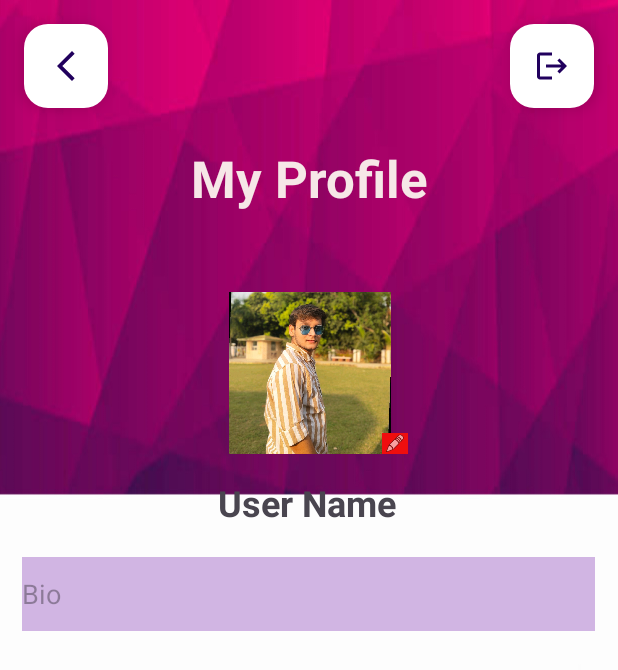
After one commit to atulbadole/SocialMediaApp, an Android app: the layout activity_profile_page.xml on its own in the app's theme, with its tools: preview values and no code run, on a phone screen of 412 x 824 dp. The commit adds this screen. Shown: the top 670 px of the screen. Run offline under Robolectric (Android 15) with nearby library versions, the phone set to English and light mode, and no system bars.

Commit message:
Edit Profile Page

```diff
--- a/app/src/main/AndroidManifest.xml
+++ b/app/src/main/AndroidManifest.xml
@@ -1,7 +1,9 @@
 <?xml version="1.0" encoding="utf-8"?>
 <manifest xmlns:android="http://schemas.android.com/apk/res/android"
     xmlns:tools="http://schemas.android.com/tools">
-    <uses-permission android:name="android.permission.READ_EXTERNAL_STORAGE"></uses-permission>
+
+    <uses-permission android:name="android.permission.READ_EXTERNAL_STORAGE" />
+
     <application
         android:allowBackup="true"
         android:dataExtractionRules="@xml/data_extraction_rules"
@@ -12,6 +14,9 @@
         android:supportsRtl="true"
         android:theme="@style/Theme.SocialMediaApp"
         tools:targetApi="31">
+        <activity
+            android:name=".view.ProfilePageActivity"
+            android:exported="false" />
         <activity
             android:name=".view.SignUpActivity"
             android:exported="false"
--- a/app/src/main/java/com/capgemini/socialmediaapp/view/PostDetailActivity.kt
+++ b/app/src/main/java/com/capgemini/socialmediaapp/view/PostDetailActivity.kt
@@ -65,6 +65,10 @@ class PostDetailActivity : AppCompatActivity() {
         imageEditingOptionsContainer = findViewById(R.id.image_editing_options)
         addImageButton = findViewById(R.id.post_detail_add_image)
         clearImageButton = findViewById(R.id.post_detail_clear_image)
+        userProfileImage.setOnClickListener {
+            val i = Intent(this, ProfilePageActivity::class.java)
+            startActivity(i)
+        }
 
         addImageButton.setOnClickListener {
             openGallery()
--- /dev/null
+++ b/app/src/main/java/com/capgemini/socialmediaapp/view/ProfilePageActivity.kt
@@ -0,0 +1,48 @@
+package com.capgemini.socialmediaapp.view
+
+import android.content.Intent
+import android.net.Uri
+import androidx.appcompat.app.AppCompatActivity
+import android.os.Bundle
+import android.view.View
+import android.widget.ImageView
+import androidx.activity.result.contract.ActivityResultContracts
+import com.capgemini.socialmediaapp.R
+import com.google.android.material.floatingactionbutton.FloatingActionButton
+
+class ProfilePageActivity : AppCompatActivity() {
+    lateinit var backButton: FloatingActionButton
+    lateinit var profilepicI : ImageView
+    private val REQUEST_IMAGE_SELECT =1
+    lateinit var editpicture: ImageView
+    override fun onCreate(savedInstanceState: Bundle?) {
+        super.onCreate(savedInstanceState)
+        setContentView(R.layout.activity_main)
+        supportActionBar?.hide()
+        profilepicI = findViewById(R.id.profilepic)
+        editpicture=findViewById(R.id.editPicB)
+
+
+        backButton = findViewById(R.id.backB)
+        backButton.setOnClickListener {
+            finish()
+        }
+
+        editpicture.setOnClickListener {
+            getContent.launch("image/*")
+        }
+    }
+
+    private val getContent = registerForActivityResult(ActivityResultContracts.GetContent()) { uri: Uri? ->
+        uri?.let {
+            profilepicI.setImageURI(it)
+        }
+    }
+
+    fun logoutClick(view: View) {
+//        val i = Intent(this, loginActivity::class.java)
+//        startActivity(i)
+    }
+
+
+}
--- /dev/null
+++ b/app/src/main/res/drawable/backbutton.xml
@@ -0,0 +1,5 @@
+<vector android:height="24dp" android:tint="#000000"
+    android:viewportHeight="24" android:viewportWidth="24"
+    android:width="24dp" xmlns:android="http://schemas.android.com/apk/res/android">
+    <path android:fillColor="@android:color/white" android:pathData="M17.77,3.77l-1.77,-1.77l-10,10l10,10l1.77,-1.77l-8.23,-8.23z"/>
+</vector>
--- /dev/null
+++ b/app/src/main/res/drawable/logout.xml
@@ -0,0 +1,5 @@
+<vector android:autoMirrored="true" android:height="24dp"
+    android:tint="#000000" android:viewportHeight="24"
+    android:viewportWidth="24" android:width="24dp" xmlns:android="http://schemas.android.com/apk/res/android">
+    <path android:fillColor="@android:color/white" android:pathData="M17,7l-1.41,1.41L18.17,11H8v2h10.17l-2.58,2.58L17,17l5,-5zM4,5h8V3H4c-1.1,0 -2,0.9 -2,2v14c0,1.1 0.9,2 2,2h8v-2H4V5z"/>
+</vector>
--- /dev/null
+++ b/app/src/main/res/drawable/person.xml
@@ -0,0 +1,5 @@
+<vector android:height="24dp" android:tint="#000000"
+    android:viewportHeight="24" android:viewportWidth="24"
+    android:width="24dp" xmlns:android="http://schemas.android.com/apk/res/android">
+    <path android:fillColor="@android:color/white" android:pathData="M12,12c2.21,0 4,-1.79 4,-4s-1.79,-4 -4,-4 -4,1.79 -4,4 1.79,4 4,4zM12,14c-2.67,0 -8,1.34 -8,4v2h16v-2c0,-2.66 -5.33,-4 -8,-4z"/>
+</vector>
--- /dev/null
+++ b/app/src/main/res/layout/activity_profile_page.xml
@@ -0,0 +1,114 @@
+<?xml version="1.0" encoding="utf-8"?>
+<androidx.constraintlayout.widget.ConstraintLayout xmlns:android="http://schemas.android.com/apk/res/android"
+    xmlns:app="http://schemas.android.com/apk/res-auto"
+    xmlns:tools="http://schemas.android.com/tools"
+    android:layout_width="match_parent"
+    android:layout_height="match_parent"
+    tools:context=".view.ProfilePageActivity"
+    android:background="@drawable/bcg"
+    >
+
+    <com.google.android.material.floatingactionbutton.FloatingActionButton
+        android:id="@+id/backB"
+        android:layout_width="wrap_content"
+        android:layout_height="wrap_content"
+        android:layout_marginStart="16dp"
+        android:layout_marginTop="16dp"
+        android:clickable="true"
+        app:backgroundTint="@color/white"
+        app:layout_constraintStart_toStartOf="parent"
+        app:layout_constraintTop_toTopOf="parent"
+        app:rippleColor="#C30BEC"
+        app:srcCompat="@drawable/baseline_arrow_back_ios_new_24" />
+
+    <com.google.android.material.floatingactionbutton.FloatingActionButton
+        android:id="@+id/floatingActionButton2"
+        android:layout_width="wrap_content"
+        android:layout_height="wrap_content"
+        android:layout_marginTop="16dp"
+        android:layout_marginEnd="16dp"
+        android:clickable="true"
+        android:onClick="logoutClick"
+        app:backgroundTint="@color/white"
+        app:layout_constraintEnd_toEndOf="parent"
+        app:layout_constraintTop_toTopOf="parent"
+        app:srcCompat="@drawable/logout" />
+
+    <TextView
+        android:id="@+id/textView"
+        android:layout_width="wrap_content"
+        android:layout_height="wrap_content"
+        android:layout_marginTop="96dp"
+        android:text="My Profile"
+        android:textAlignment="center"
+        android:textColor="#F6E7E7"
+        android:textSize="34sp"
+        android:textStyle="bold"
+        app:layout_constraintEnd_toEndOf="parent"
+        app:layout_constraintHorizontal_bias="0.5"
+        app:layout_constraintStart_toStartOf="parent"
+        app:layout_constraintTop_toTopOf="parent" />
+
+    <ImageView
+        android:id="@+id/profilepic"
+        android:layout_width="131dp"
+        android:layout_height="108dp"
+        android:layout_marginTop="53dp"
+        android:clickable="false"
+        android:onClick="imageClick"
+        app:layout_constraintEnd_toEndOf="parent"
+        app:layout_constraintHorizontal_bias="0.5"
+        app:layout_constraintStart_toStartOf="parent"
+        app:layout_constraintTop_toBottomOf="@+id/textView"
+        app:srcCompat="@drawable/sailesh" />
+
+    <TextView
+        android:id="@+id/textView2"
+        android:layout_width="wrap_content"
+        android:layout_height="wrap_content"
+        android:layout_marginTop="16dp"
+        android:text="User Name"
+        android:textSize="24sp"
+        android:textStyle="bold"
+        app:layout_constraintEnd_toEndOf="@+id/profilepic"
+        app:layout_constraintHorizontal_bias="0.375"
+        app:layout_constraintStart_toStartOf="@+id/profilepic"
+        app:layout_constraintTop_toBottomOf="@+id/profilepic" />
+
+    <EditText
+        android:id="@+id/editTextTextPersonName"
+        android:layout_width="382dp"
+        android:layout_height="49dp"
+        android:layout_marginTop="20dp"
+        android:background="#567B27B0"
+        android:ems="10"
+        android:enabled="false"
+        android:hint="Bio"
+        android:inputType="textPersonName"
+        android:textColor="#EC2314"
+        app:layout_constraintEnd_toEndOf="@+id/profilepic"
+        app:layout_constraintHorizontal_bias="0.503"
+        app:layout_constraintStart_toStartOf="@+id/profilepic"
+        app:layout_constraintTop_toBottomOf="@+id/textView2" />
+
+    <androidx.recyclerview.widget.RecyclerView
+        android:layout_width="400dp"
+        android:layout_height="292dp"
+        android:layout_marginTop="16dp"
+        android:layout_marginBottom="24dp"
+        app:layout_constraintBottom_toBottomOf="parent"
+        app:layout_constraintEnd_toEndOf="@+id/editTextTextPersonName"
+        app:layout_constraintStart_toStartOf="@+id/editTextTextPersonName"
+        app:layout_constraintTop_toBottomOf="@+id/editTextTextPersonName" />
+
+    <ImageView
+        android:id="@+id/editPicB"
+        android:layout_width="17dp"
+        android:layout_height="14dp"
+        android:background="#EF0E0E"
+        android:clickable="true"
+        app:layout_constraintBottom_toBottomOf="@+id/profilepic"
+        app:layout_constraintEnd_toEndOf="@+id/profilepic"
+        app:srcCompat="@android:drawable/ic_menu_edit" />
+
+</androidx.constraintlayout.widget.ConstraintLayout>
```
Also changed, not shown: app/src/main/res/drawable/bcg.png (added), app/src/main/res/drawable/sailesh.png (added).
